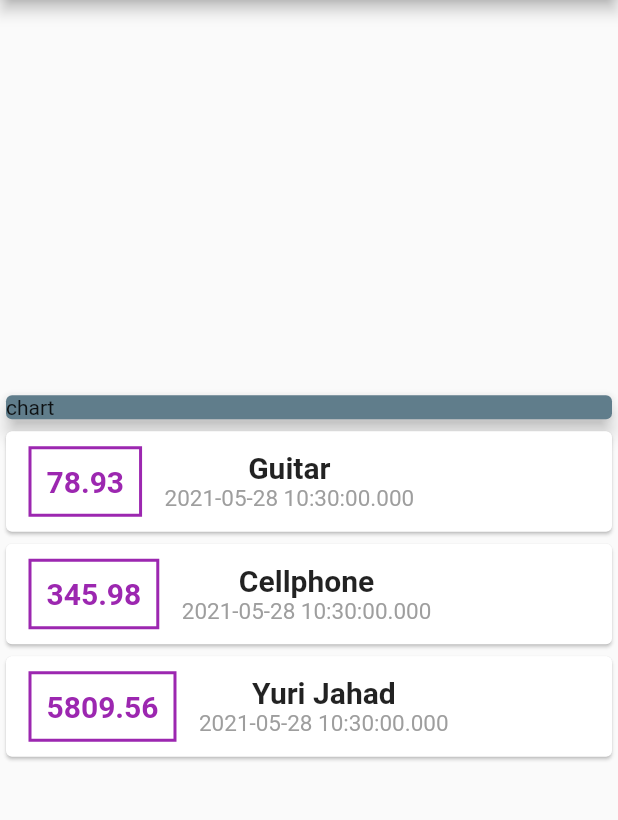
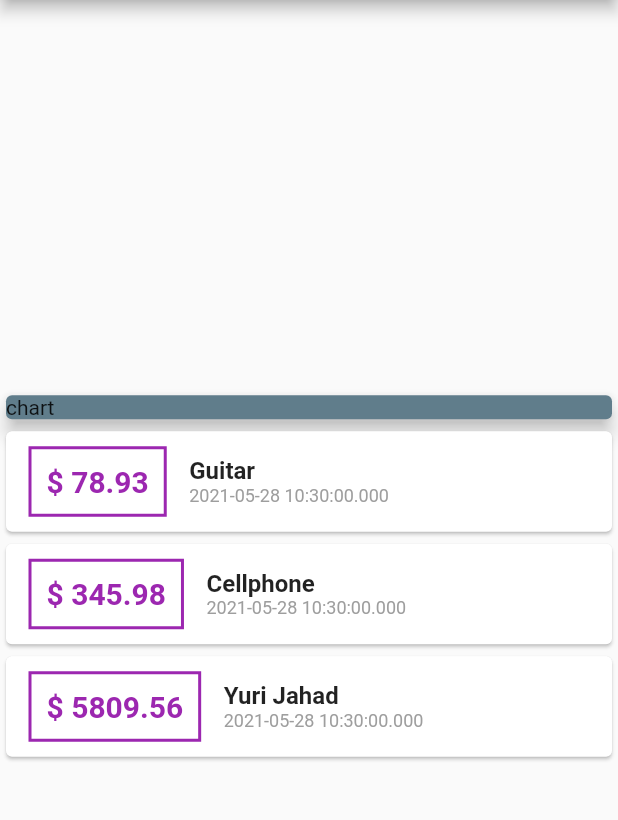
Before and after one commit to AndresN17/Expenses_App, a Flutter app: the screen it shows after launch, on a phone screen of 412 x 824 dp, the part 84-904 px from its top. Run offline on Flutter 3.47's test engine with Material 2 defaults, Android fonts, the phone set to English and light mode, and no system bars.

Commit message:
Added string interpolation to  show the dolar sign

```diff
--- a/lib/main.dart
+++ b/lib/main.dart
@@ -43,12 +43,11 @@ class MyHomePage extends StatelessWidget {
               children: transactions.map((transaction) {
                 return Card(
                     child: Row(
-                  mainAxisAlignment: MainAxisAlignment.start,
                   children: <Widget>[
                     Container(
                       margin:
                           EdgeInsets.symmetric(vertical: 10, horizontal: 15),
-                      child: Text(transaction.amount.toString(),
+                      child: Text('\$ ${transaction.amount}',
                           style: TextStyle(
                               fontWeight: FontWeight.bold,
                               fontSize: 20,
@@ -59,13 +58,15 @@ class MyHomePage extends StatelessWidget {
                       padding: EdgeInsets.all(10),
                     ),
                     Column(
+                      crossAxisAlignment: CrossAxisAlignment.start,
                       children: <Widget>[
                         Text(transaction.title,
                             style: TextStyle(
-                              fontSize: 20,
+                              fontSize: 16,
                               fontWeight: FontWeight.bold,
                             )),
-                        Text(transaction.date.toString(), style: TextStyle(fontSize: 15, color: Colors.grey)),
+                        Text(transaction.date.toString(),
+                            style: TextStyle(fontSize: 12, color: Colors.grey)),
                       ],
                     ),
                   ],
```
